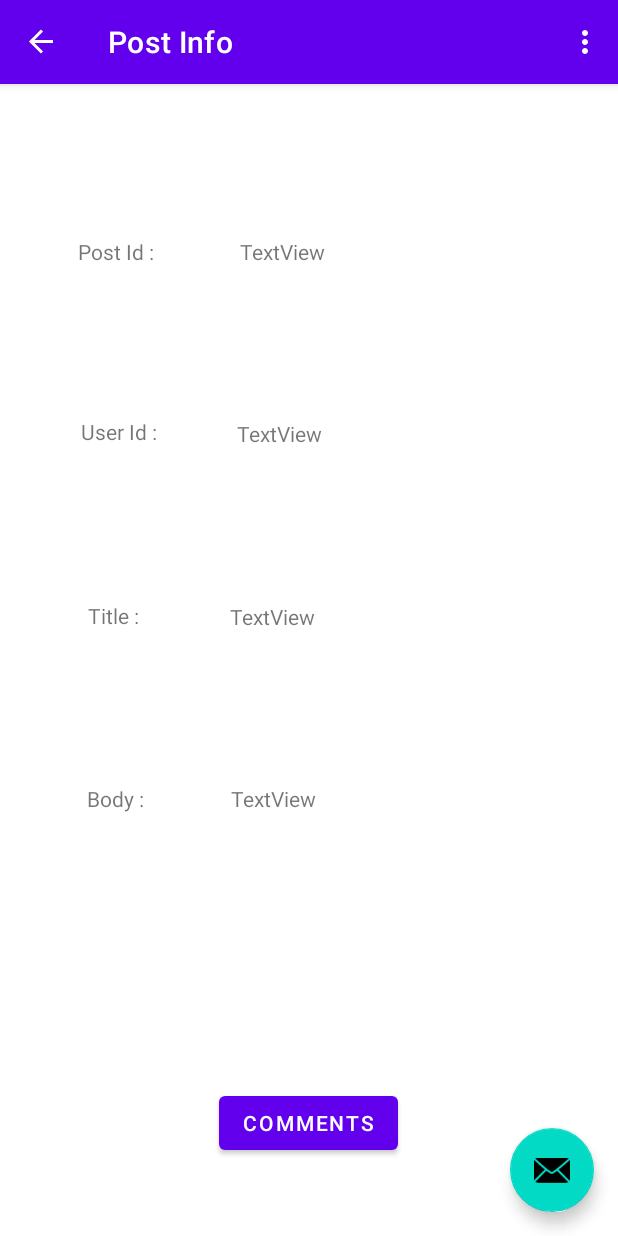
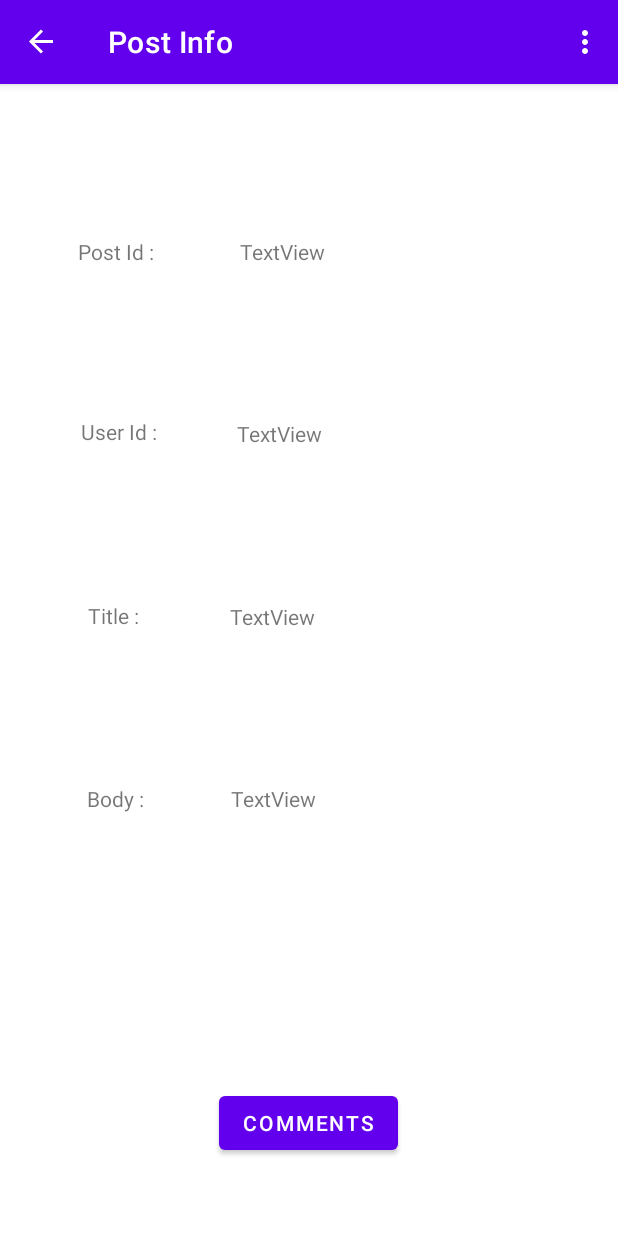
Before and after one commit to ThanushaW/rest_api_by_retrofit_219, an Android app: the SecondFragment screen opened through its navigation route, on a phone screen of 412 x 824 dp. Run offline under Robolectric (Android 15) with nearby library versions, the phone set to English and light mode, and no system bars; our stand-ins replace navigation-ui.

Commit message:
set action bar title

```diff
--- a/app/src/main/java/com/thanushaw/restretrofit_219/FirstFragment.kt
+++ b/app/src/main/java/com/thanushaw/restretrofit_219/FirstFragment.kt
@@ -66,9 +66,6 @@ class FirstFragment : Fragment() {
                         val body = response.body()!![it.toInt()-1].body
 
                         setFragmentResult("requestKey", bundleOf("id" to id,"userId" to userId,"title" to title,"body" to body))
-//                        Toast.makeText(parentFragment?.context, "${response.body()!![it.toInt()-1].toString()}", Toast.LENGTH_LONG)
-//                            .show()
-
                         findNavController().navigate(R.id.action_FirstFragment_to_SecondFragment)
                     }
                 }
--- a/app/src/main/java/com/thanushaw/restretrofit_219/MainActivity.kt
+++ b/app/src/main/java/com/thanushaw/restretrofit_219/MainActivity.kt
@@ -27,11 +27,6 @@ class MainActivity : AppCompatActivity() {
         val navController = findNavController(R.id.nav_host_fragment_content_main)
         appBarConfiguration = AppBarConfiguration(navController.graph)
         setupActionBarWithNavController(navController, appBarConfiguration)
-
-        binding.fab.setOnClickListener { view ->
-            Snackbar.make(view, "Replace with your own action", Snackbar.LENGTH_LONG)
-                .setAction("Action", null).show()
-        }
     }
 
     override fun onCreateOptionsMenu(menu: Menu): Boolean {
--- a/app/src/main/java/com/thanushaw/restretrofit_219/SecondFragment.kt
+++ b/app/src/main/java/com/thanushaw/restretrofit_219/SecondFragment.kt
@@ -5,6 +5,7 @@ import androidx.fragment.app.Fragment
 import android.view.LayoutInflater
 import android.view.View
 import android.view.ViewGroup
+import androidx.appcompat.app.AppCompatActivity
 import androidx.core.os.bundleOf
 import androidx.fragment.app.setFragmentResult
 import androidx.fragment.app.setFragmentResultListener
@@ -37,6 +38,7 @@ class SecondFragment : Fragment() {
 
         setFragmentResultListener("requestKey"){_,bundle->
             val id = bundle.getInt("id")
+            (activity as AppCompatActivity).supportActionBar?.title = "Post $id Info"
             val userId = bundle.getInt("userId")
             val title = bundle.getString("title")
             val body = bundle.getString("body")
--- a/app/src/main/res/layout/activity_main.xml
+++ b/app/src/main/res/layout/activity_main.xml
@@ -22,13 +22,4 @@
 
     <include layout="@layout/content_main" />
 
-    <com.google.android.material.floatingactionbutton.FloatingActionButton
-        android:id="@+id/fab"
-        android:layout_width="wrap_content"
-        android:layout_height="wrap_content"
-        android:layout_gravity="bottom|end"
-        android:layout_marginEnd="@dimen/fab_margin"
-        android:layout_marginBottom="16dp"
-        app:srcCompat="@android:drawable/ic_dialog_email" />
-
 </androidx.coordinatorlayout.widget.CoordinatorLayout>
--- a/app/src/main/res/navigation/nav_graph.xml
+++ b/app/src/main/res/navigation/nav_graph.xml
@@ -31,8 +31,8 @@
         android:label="@string/third_fragment_label"
         tools:layout="@layout/fragment_third">
 
-<!--        <action-->
-<!--            android:id="@+id/action_SecondFragment_to_FirstFragment"-->
-<!--            app:destination="@id/FirstFragment" />-->
+        <action
+            android:id="@+id/action_ThirdFragment_to_FirstFragment"
+            app:destination="@id/FirstFragment" />
     </fragment>
 </navigation>
```
Also changed, not shown: app/src/main/java/com/thanushaw/restretrofit_219/ThirdFragment.kt (+11 -5 lines).
